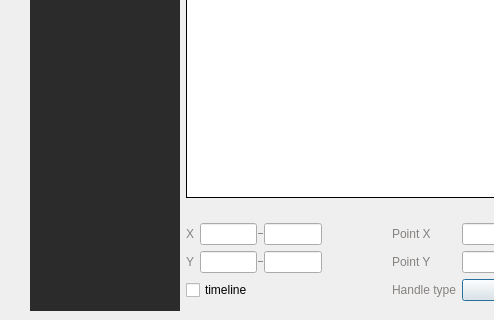
The window that ui/zenoedit/curvemap/zcurvemapeditor.ui (zenustech/zeno) describes before a commit, drawn with Qt 5; both pictures show x 0 to 494 and y 188 to 508 of the 1031 by 508 pixel window.
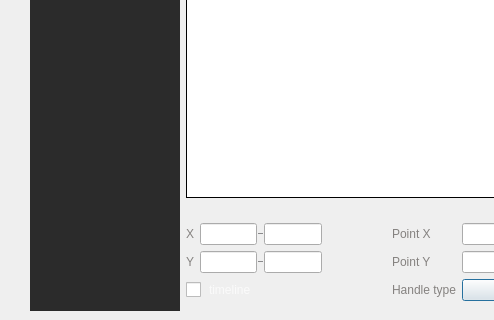
The same window after the commit. Icons and pictures are not drawn. Custom widgets are drawn as their Qt base class.

What changed in the file:
```diff
--- a/ui/zenoedit/curvemap/zcurvemapeditor.ui
+++ b/ui/zenoedit/curvemap/zcurvemapeditor.ui
@@ -746,6 +746,26 @@
        </item>
        <item row="2" column="0">
         <widget class="QCheckBox" name="cbIsTimeline">
+         <property name="styleSheet">
+          <string notr="true">QCheckBox {
+    spacing: 8px;
+	font: 14px &quot;HarmonyOS Sans&quot;;
+	color: rgba(255, 255, 255, 0.7);
+}
+
+QCheckBox::indicator {
+    width: 15px;
+    height: 15px;
+}
+
+QCheckBox::indicator:unchecked {
+    image: url(:/icons/checkbox_unchecked.svg);
+}
+
+QCheckBox::indicator:checked {
+    image: url(:/icons/checkbox_checked_normal.svg);
+}</string>
+         </property>
          <property name="text">
           <string>timeline</string>
          </property>
```
